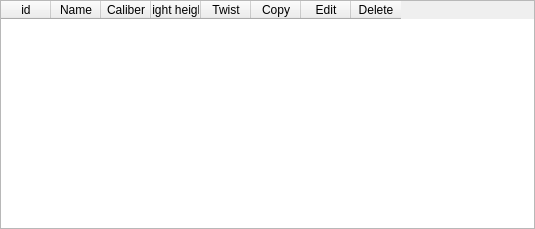
First picture: the form in ui_templates/catalog_rifle_list.ui, repository o-murphy/archer_ballistics_constructor, before the edit.
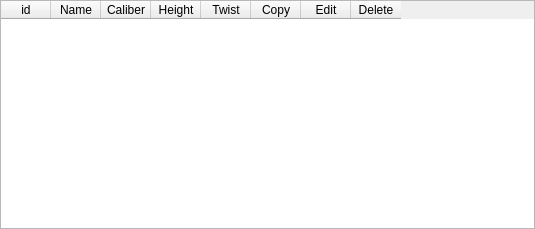
Second picture: the form after the edit.

```diff
--- a/ui_templates/catalog_rifle_list.ui
+++ b/ui_templates/catalog_rifle_list.ui
@@ -78,7 +78,7 @@
      </column>
      <column>
       <property name="text">
-       <string>Sight height</string>
+       <string>Height</string>
       </property>
      </column>
      <column>
```
